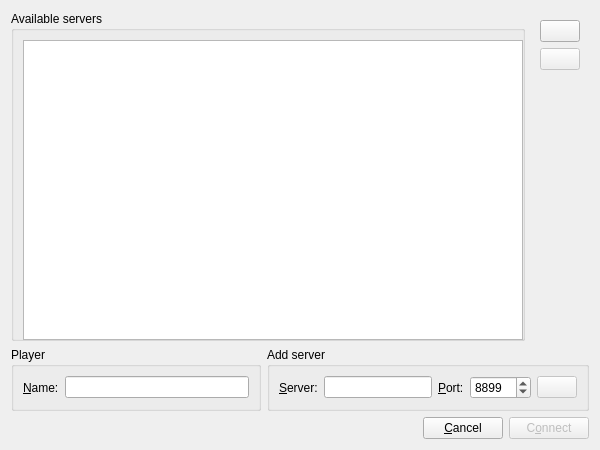
Before: the Qt Designer form src/serverdialog.ui in velnias75/NetMauMau-Qt-Client, drawn with Qt 5.
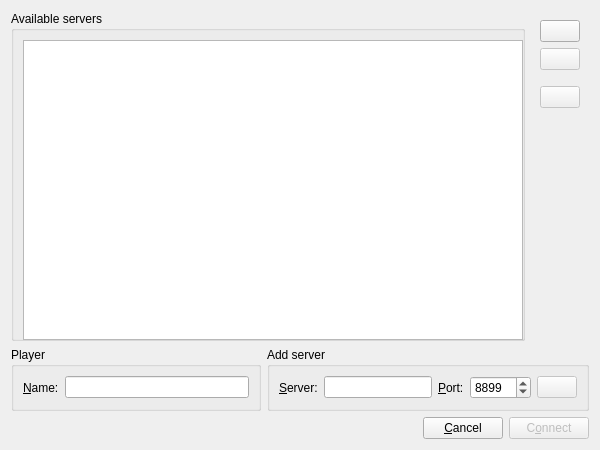
After: the same form once the commit is applied. Icons and pictures are not drawn.

Commit message: delete servers dialog

```diff
--- a/src/serverdialog.ui
+++ b/src/serverdialog.ui
@@ -166,10 +166,39 @@
           <property name="orientation">
            <enum>Qt::Vertical</enum>
           </property>
+          <property name="sizeType">
+           <enum>QSizePolicy::Fixed</enum>
+          </property>
           <property name="sizeHint" stdset="0">
            <size>
             <width>20</width>
-            <height>275</height>
+            <height>10</height>
+           </size>
+          </property>
+         </spacer>
+        </item>
+        <item>
+         <widget class="QPushButton" name="deleteServers">
+          <property name="enabled">
+           <bool>false</bool>
+          </property>
+          <property name="toolTip">
+           <string>Delete servers</string>
+          </property>
+          <property name="icon">
+           <iconset theme="user-trash"/>
+          </property>
+         </widget>
+        </item>
+        <item>
+         <spacer name="verticalSpacer_2">
+          <property name="orientation">
+           <enum>Qt::Vertical</enum>
+          </property>
+          <property name="sizeHint" stdset="0">
+           <size>
+            <width>20</width>
+            <height>40</height>
            </size>
           </property>
          </spacer>
```
Left out of the diff: 3 changed lines with no effect on the pictures. The commit also changes 7 other files.
